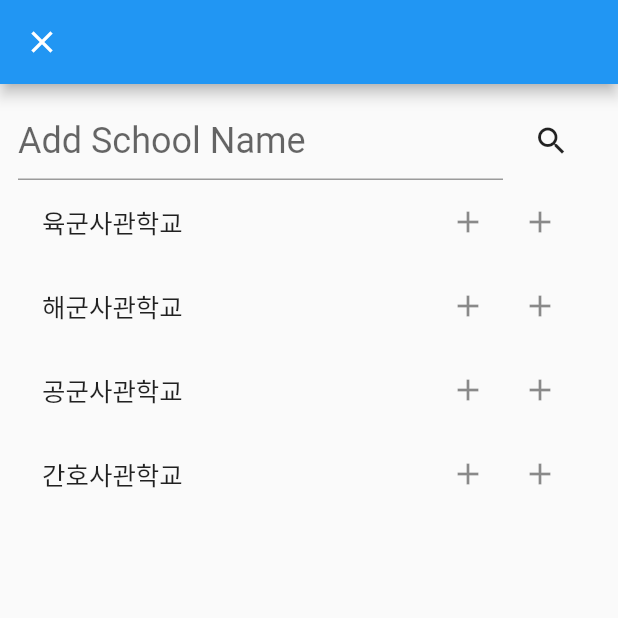
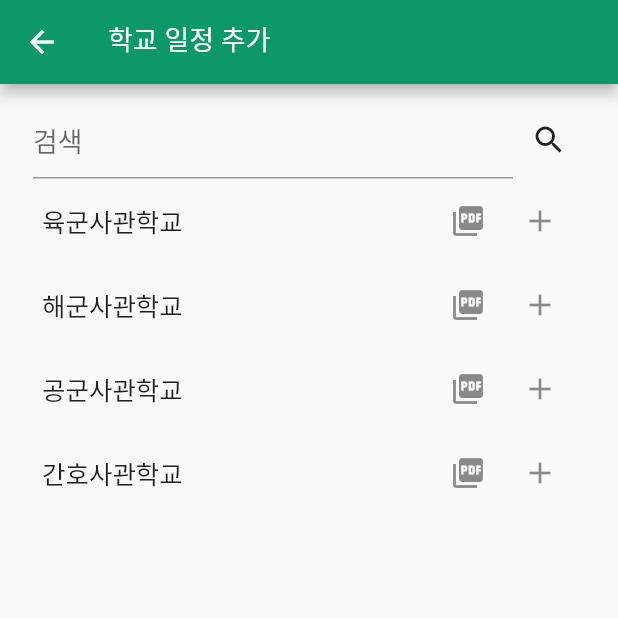
Before and after one commit to Welcome-K-Army/Welcome-K-Army, a Flutter app: the SchoolEventAddingPage screen opened directly, on a phone screen of 412 x 824 dp, the top half of it. Run offline on Flutter 3.47's test engine with Material 2 defaults, Android fonts, the phone set to English and light mode, and no system bars; our stand-ins replace cached_network_image, charts_flutter, cloud_firestore, firebase_auth, firebase_core, firebase_storage and 7 more; missing offline and left inert: syncfusion_flutter_core, syncfusion_localizations; accounts and stored records are empty.

Commit message:
tab ui change

```diff
--- a/lib/page/calendar/event_editing_page.dart
+++ b/lib/page/calendar/event_editing_page.dart
@@ -124,7 +124,7 @@ class _EventEditingPageState extends State<EventEditingPage> {
       ];
 
   Widget buildTitle(EventProvider provider) => TextFormField(
-        style: TextStyle(fontSize: 24),
+        style: TextStyle(fontSize: 16),
         decoration: InputDecoration(
           border: UnderlineInputBorder(),
           hintText: '제목',
@@ -253,7 +253,7 @@ class _EventEditingPageState extends State<EventEditingPage> {
   Widget buildDescription(EventProvider provider) => buildHeader(
       header: "설명",
       child: TextFormField(
-        style: TextStyle(fontSize: 24),
+        style: TextStyle(fontSize: 16),
         minLines: 6,
         maxLines: null,
         decoration: InputDecoration(
--- a/lib/page/calendar/school_event_adding_page.dart
+++ b/lib/page/calendar/school_event_adding_page.dart
@@ -1,3 +1,4 @@
+import 'package:Army/constants.dart';
 import 'package:flutter/material.dart';
 import 'package:provider/provider.dart';
 
@@ -12,12 +13,7 @@ class SchoolEventAddingPage extends StatefulWidget {
 class _SchoolEventAddingPageState extends State<SchoolEventAddingPage> {
   final schoolNameController = TextEditingController();
   String searchResult = "";
-  final List<String> schoolList = [
-    "육군사관학교",
-    "해군사관학교",
-    "공군사관학교",
-    "간호사관학교"
-  ];
+  final List<String> schoolList = ["육군사관학교", "해군사관학교", "공군사관학교", "간호사관학교"];
 
   @override
   void initState() {
@@ -36,7 +32,14 @@ class _SchoolEventAddingPageState extends State<SchoolEventAddingPage> {
     final provider = Provider.of<EventProvider>(context);
     return Scaffold(
       appBar: AppBar(
-        leading: CloseButton(),
+        backgroundColor: Color(COLOR_PRIMARY),
+        leading: BackButton(),
+        title: Padding(
+            padding: EdgeInsets.only(bottom: 4),
+            child: Text(
+              "학교 일정 추가",
+              style: TextStyle(fontSize: 18),
+            )),
       ),
       body: SingleChildScrollView(
         scrollDirection: Axis.vertical,
@@ -51,29 +54,34 @@ class _SchoolEventAddingPageState extends State<SchoolEventAddingPage> {
     );
   }
 
-  Widget buildSearchForm() => Row(
+  Widget buildSearchForm() => Padding(
+        padding: const EdgeInsets.symmetric(horizontal: 10),
+        child: Row(
           mainAxisSize: MainAxisSize.max,
           mainAxisAlignment: MainAxisAlignment.center,
           children: [
             Expanded(
               flex: 5,
               child: TextFormField(
-              style: TextStyle(fontSize: 24),
+                style: TextStyle(fontSize: 18),
                 decoration: InputDecoration(
                   border: UnderlineInputBorder(),
-                hintText: 'Add School Name',
+                  hintText: '검색',
                 ),
-              onFieldSubmitted: (_) => searchSubmitted(schoolNameController.text),
-              validator: (title) => title != null && title.isEmpty ? 'School Name cannot be empty' : null,
+                onFieldSubmitted: (_) =>
+                    searchSubmitted(schoolNameController.text),
+                validator: (title) => title != null && title.isEmpty
+                    ? 'School Name cannot be empty'
+                    : null,
                 controller: schoolNameController,
               ),
             ),
-          Expanded(
-              child: IconButton(
+            IconButton(
               icon: Icon(Icons.search, size: 24),
               onPressed: () => searchSubmitted(schoolNameController.text),
-          )),
+            )
           ],
+        ),
       );
 
   Widget buildSchoolListView(EventProvider provider) => Column(
@@ -81,7 +89,8 @@ class _SchoolEventAddingPageState extends State<SchoolEventAddingPage> {
       );
 
   List<Widget> buildSchoolListTile(String text, EventProvider provider) {
-    final List<Widget> schoolTiles = List<Widget>.generate(schoolList.length, (index) {
+    final List<Widget> schoolTiles =
+        List<Widget>.generate(schoolList.length, (index) {
       if (schoolList[index].contains(text)) {
         return ListTile(
           title: Text(schoolList[index]),
@@ -90,21 +99,35 @@ class _SchoolEventAddingPageState extends State<SchoolEventAddingPage> {
             mainAxisAlignment: MainAxisAlignment.center,
             children: <Widget>[
               IconButton(
-                icon: Icon(
-                  Icons.add
-                  // IconData(57506),
-                ),
+                icon: Icon(Icons.picture_as_pdf),
                 onPressed: () {},
               ),
               IconButton(
-                  icon: Icon(
-                    Icons.add
+                  icon: Icon(Icons.add
                       // IconData(58445),
                       ),
                   onPressed: () {
-                    final event1 = Event(title: "1차시험", description: "국어, 영어, 수학", from: DateTime.now(), to: DateTime.now().add(Duration(hours: 2)), backgroundColor: Colors.red, isAllDay: false);
-                    final event2 = Event(title: "2차시험", description: "면접, 신체검사, 체력측정", from: DateTime(2021, 7, 4), to: DateTime(2021, 7, 4).add(Duration(hours: 2)), backgroundColor: Colors.blue, isAllDay: false);
-                    final event3 = Event(title: "결과발표", description: "결과발표", from: DateTime(2021, 8, 4), to: DateTime(2021, 8, 4).add(Duration(hours: 2)), backgroundColor: Colors.green, isAllDay: false);
+                    final event1 = Event(
+                        title: "1차시험",
+                        description: "국어, 영어, 수학",
+                        from: DateTime.now(),
+                        to: DateTime.now().add(Duration(hours: 2)),
+                        backgroundColor: Colors.red,
+                        isAllDay: false);
+                    final event2 = Event(
+                        title: "2차시험",
+                        description: "면접, 신체검사, 체력측정",
+                        from: DateTime(2021, 7, 4),
+                        to: DateTime(2021, 7, 4).add(Duration(hours: 2)),
+                        backgroundColor: Colors.blue,
+                        isAllDay: false);
+                    final event3 = Event(
+                        title: "결과발표",
+                        description: "결과발표",
+                        from: DateTime(2021, 8, 4),
+                        to: DateTime(2021, 8, 4).add(Duration(hours: 2)),
+                        backgroundColor: Colors.green,
+                        isAllDay: false);
                     provider.addEvent(event1);
                     provider.addEvent(event2);
                     provider.addEvent(event3);
--- a/lib/utils.dart
+++ b/lib/utils.dart
@@ -9,13 +9,13 @@ class Utils {
   }
 
   static String toDate(DateTime dateTime) {
-    final date = DateFormat.yMMMEd().format(dateTime);
+    final date = DateFormat.yMMMEd('ko_kr').format(dateTime);
 
     return '$date';
   }
 
   static String toTime(DateTime dateTime) {
-    final time = DateFormat.Hm().format(dateTime);
+    final time = DateFormat.Hm('ko_kr').format(dateTime);
 
     return '$time';
   }
```
Also changed, not shown: lib/page/home/home_page.dart (+29 -18 lines), lib/ui/home/homeScreen.dart (+6 -1 lines), lib/widget/calendar/calendar_widget.dart (+4 -4 lines), lib/widget/home/title_with_more_btn_widget.dart (+18 -13 lines). Lines whose indentation alone changed are shown as unchanged.
